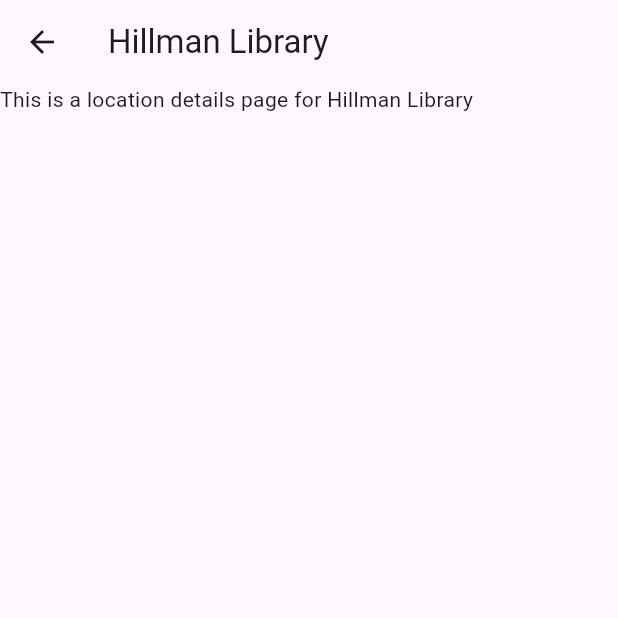
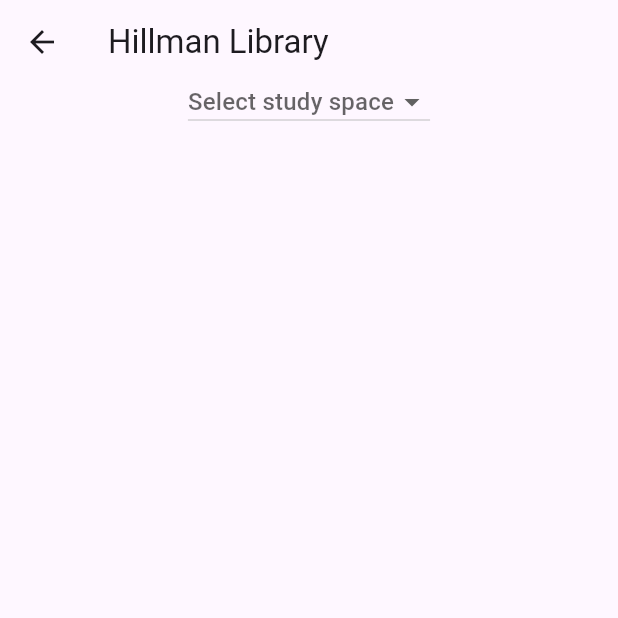
Before and after one commit to e-brent/academic_atlas, a Flutter app: the screen it shows after launch, after a tap on "Hillman Library", on a phone screen of 412 x 824 dp, the top half of it. Run offline on Flutter 3.47's test engine with Material 3 defaults, Android fonts, the phone set to English and light mode, and no system bars; our stand-ins replace flutter_map, latlong2.

Commit message:
worked more on location detail view model/dropdown menu

```diff
--- a/lib/data_service.dart
+++ b/lib/data_service.dart
@@ -39,9 +39,9 @@ class Dataservice {
     final List allstudyspaces = json.map((studyspace) => StudySpace.fromJson(studyspace)).toList();
 
     List<StudySpace> studyspaces = [];
-    for (var i = 0; i < allstudyspaces.length; i++){
-      if (allstudyspaces[i]["location"] == locationID){
-        studyspaces.add(allstudyspaces[i]);
+    for (StudySpace space in allstudyspaces){
+      if (space.location == locationID){
+        studyspaces.add(space);
       }
     }
 
--- a/lib/model/study_space_model.dart
+++ b/lib/model/study_space_model.dart
@@ -24,13 +24,16 @@ class StudySpace {
   StudySpace({required this.id, required this.name, required this.location, required this.crowdLevel, required this.currentAmenities, required this.generalAmenities});
 
   factory StudySpace.fromJson(Map<String, dynamic> json ){
+    final currAmenitiesData = json['currentAmenities'] as List<dynamic>?;
+    final genAmenitiesData = json['generalAmenities'] as List<dynamic>?;
+
     return StudySpace(
       id: json["id"],
       name: json["name"],
       location: json["location"],
       crowdLevel: json["crowdLevel"],
-      currentAmenities: json["currentAmenities"].map((amenity) => Amenities.fromJson(amenity as Map<String, dynamic>)).toList(),
-      generalAmenities: json["generalAmenities"].map((amenity) => Amenities.fromJson(amenity as Map<String, dynamic>)).toList()
+      currentAmenities: currAmenitiesData != null ? currAmenitiesData.map((amenity) => Amenities.fromJson(amenity as Map<String, dynamic>)).toList(): <Amenities>[],
+      generalAmenities: genAmenitiesData != null ? genAmenitiesData.map((amenity) => Amenities.fromJson(amenity as Map<String, dynamic>)).toList(): <Amenities>[]
     );
   }
 }
--- a/lib/view/location_detail_view.dart
+++ b/lib/view/location_detail_view.dart
@@ -21,16 +21,45 @@ class _LocationDetailsViewState extends State<LocationDetailsView> {
     Provider.of<LocationDetailsViewModel>(context, listen: false).fetchStudySpaces(widget.locationID);
   }
 
+  String _dropdownvalue ="";
+
   @override
   Widget build(BuildContext context) {
 
     final vm = Provider.of<LocationDetailsViewModel>(context);
 
+    // Initial Selected Value
+    //_dropdownvalue = vm.studyspaces.first.name;
+
+    var items = vm.getStudySpaceNames(widget.locationID);
+
     return Scaffold (
       appBar: AppBar(
           title: Text(vm.location != null ? vm.location!.name : 'Loading...')
       ),
-      body: Text("This is a location details page for ${vm.location != null ? vm.location!.name : 'loading...'}"),
+      body: Column(
+        children: [
+          new Center(
+            child: new DropdownButton<String>(
+              isDense: true,
+              hint: new Text("Select study space"),
+              value: _dropdownvalue,
+              items: items.map((String items) {
+                return DropdownMenuItem(
+                  value: items,
+                  child: Text(items),
+                );
+              }).toList(),
+              onChanged: (String? newValue) {
+                setState(() {
+                  _dropdownvalue = newValue!;
+                });
+              },
+            ),
+          ),
+          Text(_dropdownvalue)
+        ]
+      )
     );
   }
 
--- a/lib/view_model/location_detail_view_model.dart
+++ b/lib/view_model/location_detail_view_model.dart
@@ -7,6 +7,7 @@ class LocationDetailsViewModel extends ChangeNotifier{
 
   List<StudySpaceViewModel> studyspaces = <StudySpaceViewModel>[];
   LocationViewModel? location;
+  StudySpaceViewModel? studySpace;
 
   Future<void> fetchStudySpaces(int id) async {
     final results = await Dataservice().fetchStudySpaces(id);
@@ -23,4 +24,12 @@ class LocationDetailsViewModel extends ChangeNotifier{
 
     notifyListeners();
   }
+
+  List<String> getStudySpaceNames(int id) {
+    List<String> spaceNames = [];
+    for (studySpace in studyspaces){
+      spaceNames.add(studySpace!.name);
+    }
+    return spaceNames;
+  }
 }
```
